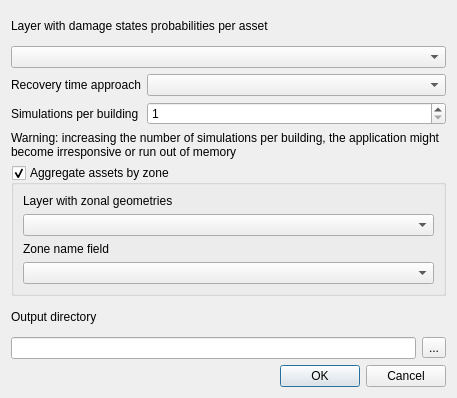
Old version of the form svir/ui/ui_recovery_modeling.ui in the repository gem/oq-irmt-qgis.
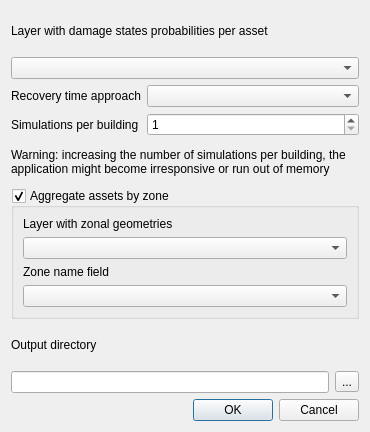
New version of the form.

Commit message: Fix recovery modeling dialog's layout

Patch:
```diff
--- a/svir/ui/ui_recovery_modeling.ui
+++ b/svir/ui/ui_recovery_modeling.ui
@@ -9,12 +9,12 @@
    <rect>
     <x>0</x>
     <y>0</y>
-    <width>457</width>
-    <height>398</height>
+    <width>370</width>
+    <height>432</height>
    </rect>
   </property>
   <property name="sizePolicy">
-   <sizepolicy hsizetype="MinimumExpanding" vsizetype="Preferred">
+   <sizepolicy hsizetype="MinimumExpanding" vsizetype="MinimumExpanding">
     <horstretch>0</horstretch>
     <verstretch>0</verstretch>
    </sizepolicy>
```
The commit also changes 1 other file.
